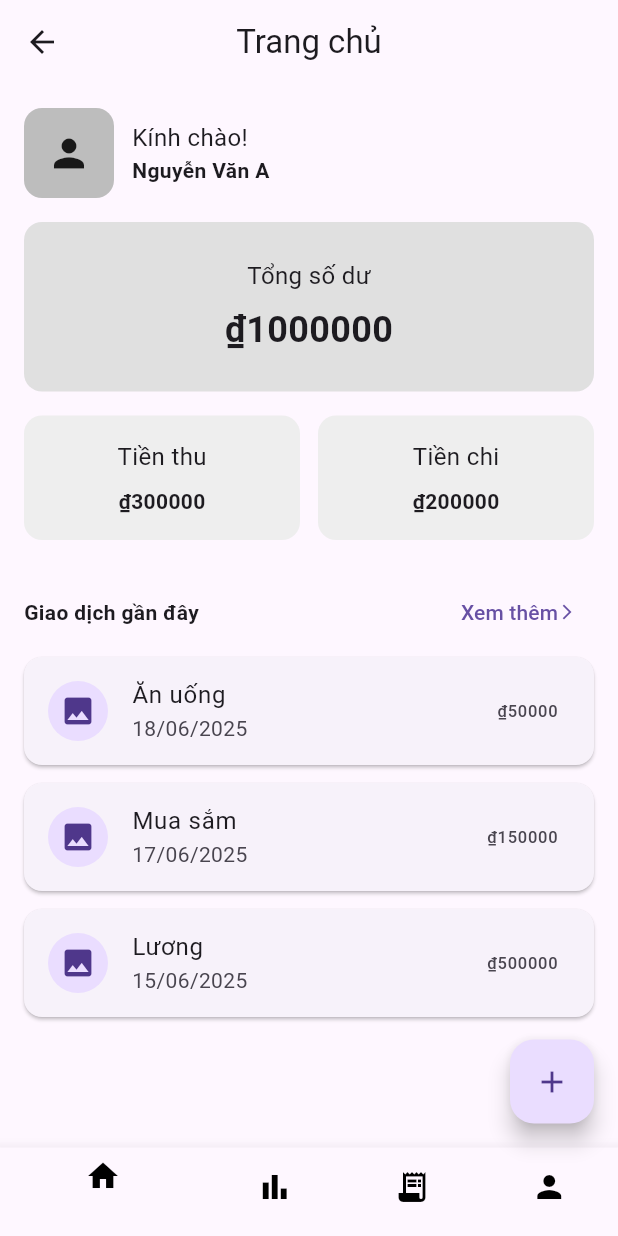
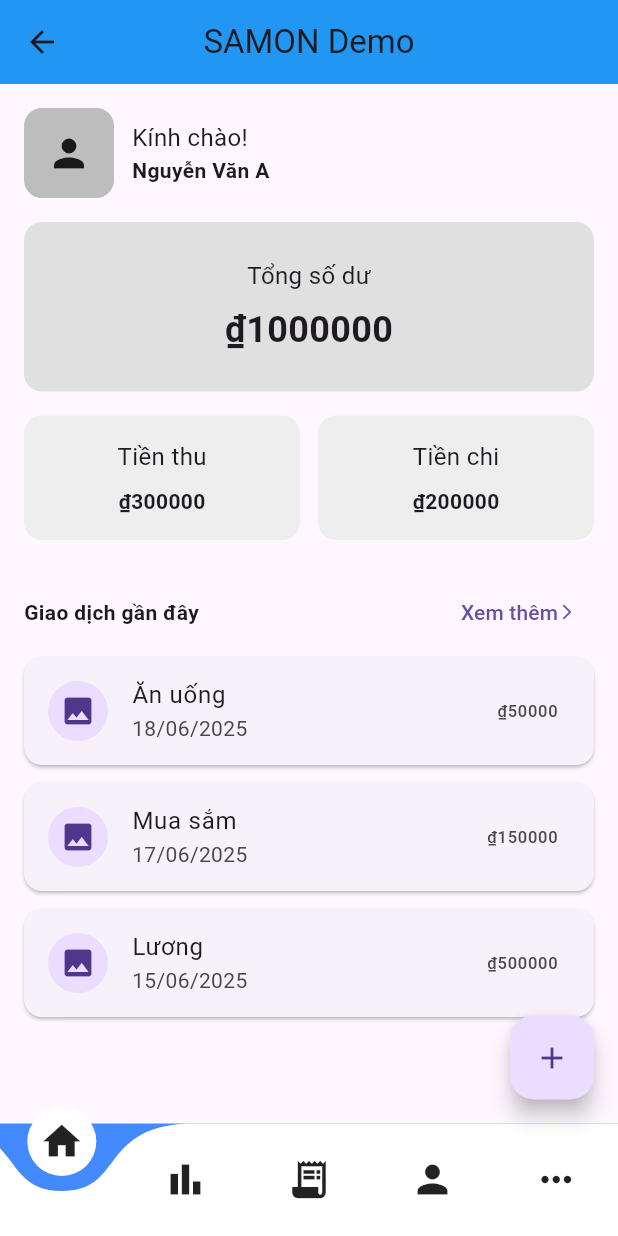
Before and after one commit to NazeCreative/SAMON, a Flutter app: the HomeScreen screen opened directly, on a phone screen of 412 x 824 dp. Run offline on Flutter 3.47's test engine with Material 3 defaults, Android fonts, the phone set to English and light mode, and no system bars; drawn by our look-alikes of curved_navigation_bar; our stand-ins replace fl_chart.

Commit message:
bot_nav_bar

```diff
--- a/project_s/lib/main.dart
+++ b/project_s/lib/main.dart
@@ -1,5 +1,6 @@
 import 'package:flutter/material.dart';
 import 'presentation/pages/welcome_page.dart';
+
 
 void main() {
   runApp(const MyApp());
--- a/project_s/lib/screens/home_screen.dart
+++ b/project_s/lib/screens/home_screen.dart
@@ -1,7 +1,19 @@
 import 'package:flutter/material.dart';
+import 'package:curved_navigation_bar/curved_navigation_bar.dart';
 import 'add_transaction_screen.dart';
+import 'statistics_screen.dart';
 
-class HomeScreen extends StatelessWidget {
+class HomeScreen extends StatefulWidget {
+  const HomeScreen({Key? key}) : super(key: key);
+
+  @override
+  State<HomeScreen> createState() => _HomeScreenState();
+}
+
+class _HomeScreenState extends State<HomeScreen> {
+  int index = 0;
+  final GlobalKey<CurvedNavigationBarState> _bottomNavigationKey = GlobalKey();
+
   final String username = "Nguyễn Văn A";
   final double tongSoDu = 1000000;
   final double tienThu = 300000;
@@ -13,15 +25,17 @@ class HomeScreen extends StatelessWidget {
     {"title": "Lương", "amount": 500000, "date": "15/06/2025"},
   ];
 
-  @override
-  Widget build(BuildContext context) {
-    return Scaffold(
-      appBar: AppBar(
-        title: Text('Trang chủ'),
-        centerTitle: true,
-      ),
-      body: SingleChildScrollView(
-        padding: EdgeInsets.all(16),
+  List<Widget> get screens => [
+    _buildMainContent(),
+    const Center(child: Text('Thống kê', style: TextStyle(fontSize: 24))),
+    const Center(child: Text('Ghi chú', style: TextStyle(fontSize: 24))),
+    const Center(child: Text('Tài khoản', style: TextStyle(fontSize: 24))),
+    const Center(child: Text('Khác', style: TextStyle(fontSize: 24))),
+  ];
+
+  Widget _buildMainContent() {
+    return SingleChildScrollView(
+      padding: const EdgeInsets.all(16),
       child: Column(
         crossAxisAlignment: CrossAxisAlignment.start,
         children: [
@@ -34,92 +48,92 @@ class HomeScreen extends StatelessWidget {
                   color: Colors.grey[400],
                   borderRadius: BorderRadius.circular(12),
                 ),
-                  child: Icon(Icons.person, size: 30),
+                child: const Icon(Icons.person, size: 30),
               ),
-                SizedBox(width: 12),
+              const SizedBox(width: 12),
               Column(
                 crossAxisAlignment: CrossAxisAlignment.start,
                 children: [
-                    Text('Kính chào!', style: TextStyle(fontSize: 16)),
-                    Text(username, style: TextStyle(fontWeight: FontWeight.bold)),
+                  const Text('Kính chào!', style: TextStyle(fontSize: 16)),
+                  Text(username, style: const TextStyle(fontWeight: FontWeight.bold)),
                 ],
               )
             ],
           ),
-            SizedBox(height: 16),
+          const SizedBox(height: 16),
           Container(
             width: double.infinity,
-              padding: EdgeInsets.all(24),
+            padding: const EdgeInsets.all(24),
             decoration: BoxDecoration(
               color: Colors.grey[300],
               borderRadius: BorderRadius.circular(12),
             ),
             child: Column(
               children: [
-                  Text('Tổng số dư', style: TextStyle(fontSize: 16)),
-                  SizedBox(height: 8),
+                const Text('Tổng số dư', style: TextStyle(fontSize: 16)),
+                const SizedBox(height: 8),
                 Text('₫${tongSoDu.toStringAsFixed(0)}',
-                      style: TextStyle(fontSize: 24, fontWeight: FontWeight.bold)),
+                    style: const TextStyle(fontSize: 24, fontWeight: FontWeight.bold)),
               ],
             ),
           ),
-            SizedBox(height: 16),
+          const SizedBox(height: 16),
           Row(
             children: [
               Expanded(
                 child: Container(
-                    padding: EdgeInsets.all(16),
+                  padding: const EdgeInsets.all(16),
                   decoration: BoxDecoration(
                     color: Colors.grey[200],
                     borderRadius: BorderRadius.circular(12),
                   ),
                   child: Column(
                     children: [
-                        Text('Tiền thu', style: TextStyle(fontSize: 16)),
-                        SizedBox(height: 8),
+                      const Text('Tiền thu', style: TextStyle(fontSize: 16)),
+                      const SizedBox(height: 8),
                       Text('₫${tienThu.toStringAsFixed(0)}',
-                            style: TextStyle(fontWeight: FontWeight.bold)),
+                          style: const TextStyle(fontWeight: FontWeight.bold)),
                     ],
                   ),
                 ),
               ),
-                SizedBox(width: 12),
+              const SizedBox(width: 12),
               Expanded(
                 child: Container(
-                    padding: EdgeInsets.all(16),
+                  padding: const EdgeInsets.all(16),
                   decoration: BoxDecoration(
                     color: Colors.grey[200],
                     borderRadius: BorderRadius.circular(12),
                   ),
                   child: Column(
                     children: [
-                        Text('Tiền chi', style: TextStyle(fontSize: 16)),
-                        SizedBox(height: 8),
+                      const Text('Tiền chi', style: TextStyle(fontSize: 16)),
+                      const SizedBox(height: 8),
                       Text('₫${tienChi.toStringAsFixed(0)}',
-                            style: TextStyle(fontWeight: FontWeight.bold)),
+                          style: const TextStyle(fontWeight: FontWeight.bold)),
                     ],
                   ),
                 ),
               ),
             ],
           ),
-            SizedBox(height: 24),
+          const SizedBox(height: 24),
           Row(
             mainAxisAlignment: MainAxisAlignment.spaceBetween,
             children: [
-                Text('Giao dịch gần đây', style: TextStyle(fontWeight: FontWeight.bold)),
+              const Text('Giao dịch gần đây', style: TextStyle(fontWeight: FontWeight.bold)),
               TextButton(
                 onPressed: () {},
-                  child: Row(
+                child: const Row(
                   children: [Text('Xem thêm'), Icon(Icons.arrow_forward_ios, size: 12)],
                 ),
               )
             ],
           ),
           ...transactions.map((tx) => Card(
-              margin: EdgeInsets.symmetric(vertical: 6),
+            margin: const EdgeInsets.symmetric(vertical: 6),
             child: ListTile(
-                leading: CircleAvatar(
+              leading: const CircleAvatar(
                 child: Icon(Icons.image),
               ),
               title: Text(tx['title']),
@@ -127,10 +141,21 @@ class HomeScreen extends StatelessWidget {
               trailing: Text('₫${tx['amount']}'),
             ),
           )),
-            SizedBox(height: 100),
+          const SizedBox(height: 100),
         ],
       ),
+    );
+  }
+
+  @override
+  Widget build(BuildContext context) {
+    return Scaffold(
+      appBar: AppBar(
+        title: const Text('SAMON Demo'),
+        backgroundColor: Colors.blue,
+        centerTitle: true,
       ),
+      body: screens[index],
       floatingActionButton: FloatingActionButton(
         onPressed: () {
           Navigator.push(
@@ -138,20 +163,30 @@ class HomeScreen extends StatelessWidget {
             MaterialPageRoute(builder: (_) => AddTransactionScreen()),
           );
         },
-        child: Icon(Icons.add),
+        child: const Icon(Icons.add),
       ),
       floatingActionButtonLocation: FloatingActionButtonLocation.endFloat,
-      bottomNavigationBar: BottomNavigationBar(
-        selectedItemColor: Colors.black,
-        unselectedItemColor: Colors.black,
-        items: [
-          BottomNavigationBarItem(icon: Icon(Icons.home), label: ''),
-          BottomNavigationBarItem(icon: Icon(Icons.bar_chart), label: ''),
-          BottomNavigationBarItem(icon: Icon(Icons.receipt_long), label: ''),
-          BottomNavigationBarItem(icon: Icon(Icons.person), label: ''),
+      bottomNavigationBar: CurvedNavigationBar(
+        key: _bottomNavigationKey,
+        index: index,
+        items: const <Widget>[
+          Icon(Icons.home, size: 30),
+          Icon(Icons.bar_chart, size: 30),
+          Icon(Icons.receipt_long, size: 30),
+          Icon(Icons.person, size: 30),
+          Icon(Icons.more_horiz, size: 30),
         ],
-        currentIndex: 0,
-        onTap: (index) {},
+        color: Colors.white,
+        buttonBackgroundColor: Colors.white,
+        backgroundColor: Colors.blueAccent,
+        animationCurve: Curves.easeInOut,
+        animationDuration: const Duration(milliseconds: 600),
+        onTap: (selectedIndex) {
+          setState(() {
+            index = selectedIndex;
+          });
+        },
+        letIndexChange: (index) => true,
       ),
     );
   }
--- a/project_s/lib/screens/statistics_screen.dart
+++ b/project_s/lib/screens/statistics_screen.dart
@@ -1,5 +1,6 @@
 import 'package:flutter/material.dart';
 import 'package:fl_chart/fl_chart.dart';
+
 
 class StatisticsScreen extends StatefulWidget {
   const StatisticsScreen({super.key});
--- a/project_s/pubspec.yaml
+++ b/project_s/pubspec.yaml
@@ -35,6 +35,7 @@ dependencies:
   # The following adds the Cupertino Icons font to your application.
   # Use with the CupertinoIcons class for iOS style icons.
   cupertino_icons: ^1.0.8
+  curved_navigation_bar: ^1.0.3
 
 dev_dependencies:
   flutter_test:
```
Also changed, not shown: project_s/pubspec.lock. Lines whose indentation alone changed are shown as unchanged.
